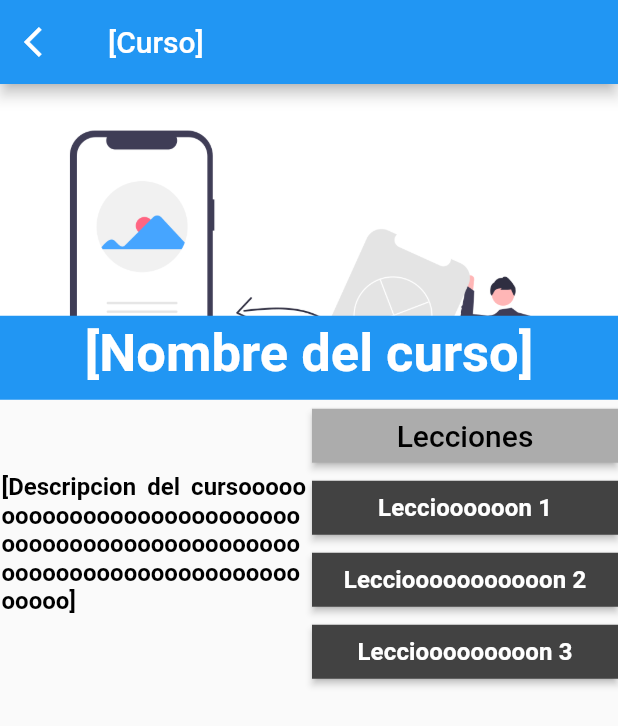
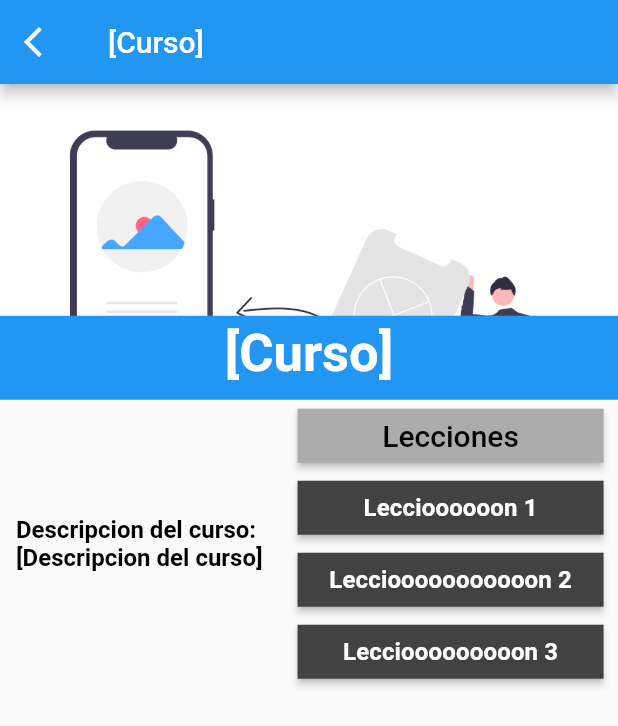
Before and after one commit to Exodus-Titan/Entrega-de-Flutter-Desarrollo, a Flutter app: the screen it shows after launch, after a tap on "JavaScript", on a phone screen of 412 x 824 dp. Shown: the top 726 px of the screen. Run offline on Flutter 3.47's test engine with Material 2 defaults, Android fonts, the phone set to English and light mode, and no system bars; our stand-ins replace carousel_slider, like_button, moor_flutter, shared_preferences; network calls fail.

Commit message:
Pase de información a la segunda vista
Se está pasando la información del curso de la primera vista a la segunda vista.

```diff
--- a/flutter_app_1/lib/pruebas_para_el_api/componentes/item_cursos_recientes.dart
+++ b/flutter_app_1/lib/pruebas_para_el_api/componentes/item_cursos_recientes.dart
@@ -15,18 +15,20 @@ Future<bool> getdata(String idCurso) async {
 
 Widget itemCursosRecientes(InfoCursoConProfesor? info, context) {
   return GestureDetector(
-    onTap: widgetOnTap(context),
+    onTap: widgetOnTap(info!.getIdCurso(), info.getTituloCurso(),
+        info.getNombreProfesor(), info.getDescripcionCurso(), context),
     child: itemCursoReciente(info!.getIdCurso(), info.getTituloCurso(),
         info.getNombreProfesor(), info.getDescripcionCurso(), context),
   );
 }
 
-widgetOnTap(BuildContext context) {
+widgetOnTap(String idCurso, String titulo, String profesor, String descripcion,
+    BuildContext context) {
   return (() => {
         Navigator.of(context).push(
           MaterialPageRoute(
             builder: (BuildContext context) {
-              return const PantallaDetalleCurso();
+              return PantallaDetalleCurso(titulo, descripcion);
             },
           ),
         )
--- a/flutter_app_1/lib/pruebas_para_el_api/componentes/item_cursos_recomendados.dart
+++ b/flutter_app_1/lib/pruebas_para_el_api/componentes/item_cursos_recomendados.dart
@@ -18,7 +18,8 @@ class _ItemCursosRecomendadosState extends State<ItemCursosRecomendados> {
         Navigator.of(context).push(
           MaterialPageRoute(
             builder: (BuildContext context) {
-              return const PantallaDetalleCurso();
+              return const PantallaDetalleCurso(
+                  '[Curso]', '[Descripcion del curso]');
             },
           ),
         );
--- a/flutter_app_1/lib/pruebas_para_el_api/pantallas/pantalla_detalle_curso.dart
+++ b/flutter_app_1/lib/pruebas_para_el_api/pantallas/pantalla_detalle_curso.dart
@@ -1,25 +1,30 @@
 // NO FINALIZADO //
 
 import 'package:flutter/material.dart';
-import '../componentes/like_curso.dart';
+// import '../componentes/like_curso.dart';
 
 class PantallaDetalleCurso extends StatelessWidget {
-  const PantallaDetalleCurso({Key? key}) : super(key: key);
+  final String tituloCurso;
+  final String descripcionCurso;
+  const PantallaDetalleCurso(this.tituloCurso, this.descripcionCurso,
+      {Key? key})
+      : super(key: key);
 
   @override
   Widget build(BuildContext context) {
     return Scaffold(
-      appBar: widgetAppBar(context),
+      appBar: widgetAppBar(tituloCurso, context),
       body: SingleChildScrollView(
         child: Column(
           crossAxisAlignment: CrossAxisAlignment.center,
           children: <Widget>[
             widgetImage(),
-            widgetTituloCurso(context),
+            widgetTituloCurso(tituloCurso, context),
             Row(
               mainAxisAlignment: MainAxisAlignment.spaceAround,
               children: <Widget>[
-                widgetFlexible(context, widgetDescripcionCurso(context)),
+                widgetFlexible(
+                    context, widgetDescripcionCurso(descripcionCurso, context)),
                 widgetFlexible(context, widgetListaLecciones(context)),
               ],
             ),
@@ -30,10 +35,10 @@ class PantallaDetalleCurso extends StatelessWidget {
   }
 }
 
-PreferredSizeWidget? widgetAppBar(BuildContext context) {
+PreferredSizeWidget? widgetAppBar(String tituloCurso, BuildContext context) {
   return AppBar(
     backgroundColor: const Color(0xFF2196F3),
-    title: const Text('[Curso]'),
+    title: Text(tituloCurso),
     automaticallyImplyLeading: false,
     leading: IconButton(
       onPressed: () {
@@ -66,24 +71,24 @@ Widget widgetFlexible(BuildContext context, Widget widget) {
   return Flexible(child: widget);
 }
 
-Widget widgetTituloCurso(BuildContext context) {
+Widget widgetTituloCurso(String tituloCurso, BuildContext context) {
   return Container(
     width: double.infinity,
     color: const Color(0xFF2196F3),
     padding: const EdgeInsets.fromLTRB(1.0, 5.0, 1.0, 10.0),
     child: Text(
-      '[Nombre del curso]',
+      tituloCurso,
       style: Theme.of(context).textTheme.headline1,
       textAlign: TextAlign.center,
     ),
   );
 }
 
-Widget widgetDescripcionCurso(BuildContext context) {
+Widget widgetDescripcionCurso(String descripcionCurso, BuildContext context) {
   return Container(
     padding: const EdgeInsets.fromLTRB(1.0, 0, 2.0, 0),
     child: Text(
-      '[Descripcion del cursoooooooooooooooooooooooooooooooooooooooooooooooooooooooooooooooooooooooooooo]',
+      'Descripcion del curso: \n$descripcionCurso',
       style: Theme.of(context).textTheme.subtitle1,
       textAlign: TextAlign.justify,
     ),
@@ -117,6 +122,7 @@ Widget widgetListaLecciones(BuildContext context) {
   return Container(
     padding: const EdgeInsets.fromLTRB(2.0, 0, 0, 0),
     child: Column(
+      crossAxisAlignment: CrossAxisAlignment.stretch,
       children: <Widget>[
         widgetMaterialButton(
             Text(
```
